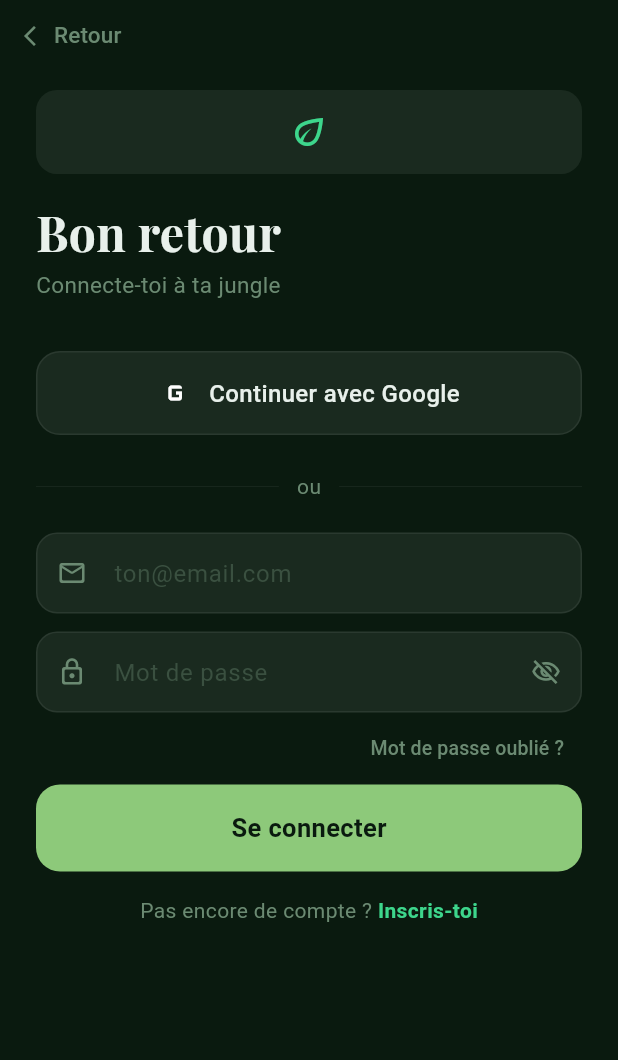
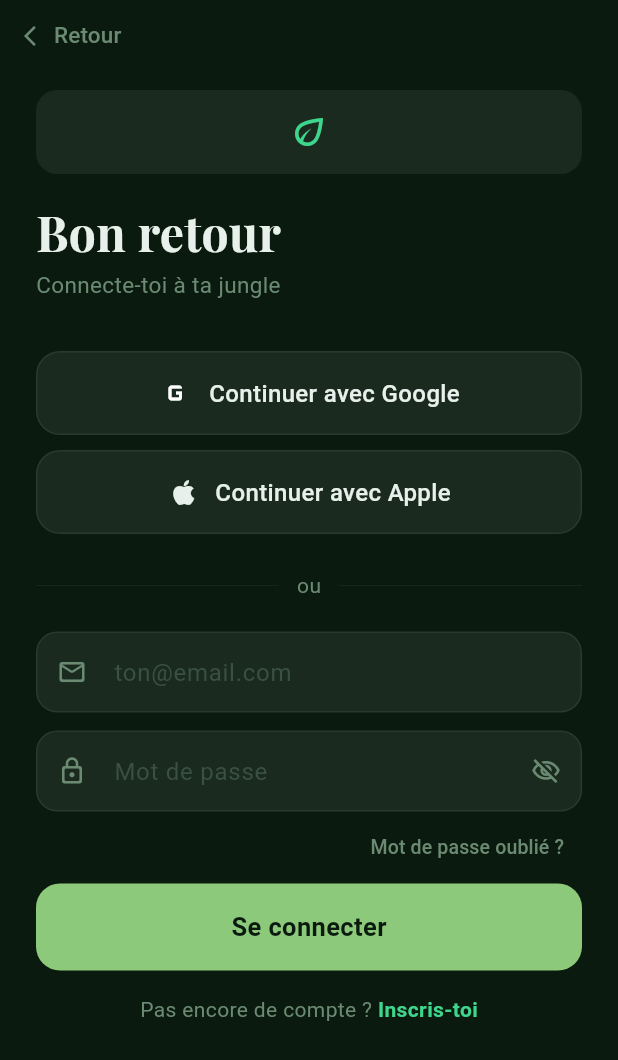
Before and after one commit to yonitrulymasini-gif/App_IOS, a Flutter app: the AuthScreen screen opened directly, on a phone screen of 412 x 824 dp. Shown: the top 1060 px of the screen. Run offline on Flutter 3.47's test engine with Material 3 defaults, Android fonts, the phone set to English and light mode, and no system bars; our stand-ins replace firebase_auth, firebase_core, google_fonts, google_sign_in, shared_preferences, sign_in_with_apple; missing offline and left inert: mobile_scanner, mqtt_client; accounts and stored records are empty; network calls fail.

Commit message:
fix: corrige warnings restants flutter analyze
- auth_screen: bouton Apple connecté à _apple(), plus unused_element
- auth_screen: errorBuilder sans __, accolades if
- onboarding_screen: imports inutiles supprimés

```diff
--- a/lib/screens/auth_screen.dart
+++ b/lib/screens/auth_screen.dart
@@ -136,6 +136,17 @@ class _AuthScreenState extends State<AuthScreen> {
                         ),
                         const SizedBox(width: 10),
                         Text('Continuer avec Google', style: T.t16.copyWith(color: T.textPrimary, fontWeight: FontWeight.w500)),
+                      ]),
+                    ),
+                    const SizedBox(height: 10),
+                    // Apple
+                    _SocialBtn(
+                      onTap: _loading != null ? null : _apple,
+                      loading: _loading == 'apple',
+                      child: Row(mainAxisAlignment: MainAxisAlignment.center, children: [
+                        const Icon(Icons.apple, color: T.textPrimary, size: 22),
+                        const SizedBox(width: 10),
+                        Text('Continuer avec Apple', style: T.t16.copyWith(color: T.textPrimary, fontWeight: FontWeight.w500)),
                       ]),
                     ),
                     const SizedBox(height: 24),
```
